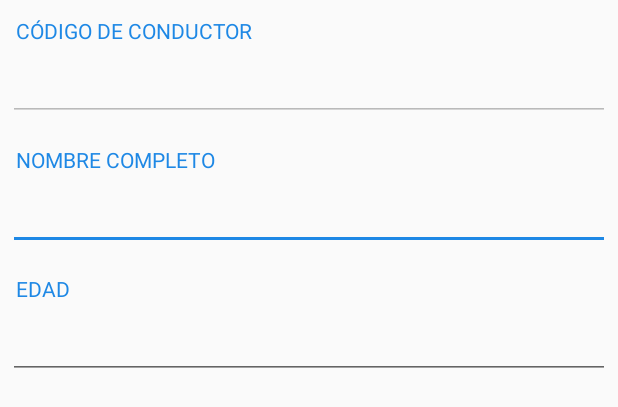
After one commit to yadderace/AndroidArduinoBluetooth, an Android app: the layout dialog_create_driver.xml on its own in the app's theme, with its tools: preview values and no code run, on a phone screen of 412 x 824 dp. The commit adds this screen. Shown: the top 407 px of the screen. Run offline under Robolectric (Android 15) with nearby library versions, the phone set to English and light mode, and no system bars.

Commit message:
Se pueden crear mas conductores

```diff
--- a/app/src/main/res/layout/activity_home.xml
+++ b/app/src/main/res/layout/activity_home.xml
@@ -24,7 +24,7 @@
     <include layout="@layout/content_home" />
 
     <android.support.design.widget.FloatingActionButton
-        android:id="@+id/fab"
+        android:id="@+id/floatingbutton_new_driver"
         android:layout_width="wrap_content"
         android:layout_height="wrap_content"
         android:layout_gravity="bottom|end"
--- /dev/null
+++ b/app/src/main/res/layout/dialog_create_driver.xml
@@ -0,0 +1,82 @@
+<?xml version="1.0" encoding="utf-8"?>
+<LinearLayout xmlns:android="http://schemas.android.com/apk/res/android"
+    android:orientation="vertical" android:layout_width="match_parent"
+    android:layout_height="match_parent">
+
+    <LinearLayout
+        android:layout_width="match_parent"
+        android:layout_height="wrap_content"
+        android:orientation="vertical">
+
+        <LinearLayout
+            android:layout_width="match_parent"
+            android:layout_height="wrap_content"
+            android:padding="5dp"
+            android:orientation="vertical">
+
+            <TextView
+                android:layout_width="match_parent"
+                android:layout_height="wrap_content"
+                android:textAllCaps="true"
+                android:layout_margin="5dp"
+                android:text="@string/textview_driver_code"
+                android:textColor="@color/materialBlue"/>
+
+            <EditText
+                android:id="@+id/edittext_driver_id"
+                android:layout_width="match_parent"
+                android:layout_height="wrap_content"
+                android:textColorHighlight="@color/materialBlue"
+                android:enabled="false"/>
+
+        </LinearLayout>
+
+
+        <LinearLayout
+            android:layout_width="match_parent"
+            android:layout_height="wrap_content"
+            android:padding="5dp"
+            android:orientation="vertical">
+
+            <TextView
+                android:layout_width="match_parent"
+                android:layout_height="wrap_content"
+                android:textAllCaps="true"
+                android:layout_margin="5dp"
+                android:text="@string/textview_driver_full_name"
+                android:textColor="@color/materialBlue"/>
+
+            <EditText
+                android:id="@+id/edittext_driver_fullname"
+                android:layout_width="match_parent"
+                android:layout_height="wrap_content"
+                android:textColorHighlight="@color/materialBlue"/>
+
+        </LinearLayout>
+
+        <LinearLayout
+            android:layout_width="match_parent"
+            android:layout_height="wrap_content"
+            android:padding="5dp"
+            android:orientation="vertical">
+
+            <TextView
+                android:layout_width="match_parent"
+                android:layout_height="wrap_content"
+                android:textAllCaps="true"
+                android:layout_margin="5dp"
+                android:text="@string/textview_driver_age"
+                android:textColor="@color/materialBlue"/>
+
+            <EditText
+                android:id="@+id/edittext_driver_age"
+                android:layout_width="match_parent"
+                android:layout_height="wrap_content"
+                android:textColorHighlight="@color/materialBlue"
+                android:inputType="number"/>
+
+        </LinearLayout>
+
+
+    </LinearLayout>
+</LinearLayout>
--- a/app/src/main/res/values/strings.xml
+++ b/app/src/main/res/values/strings.xml
@@ -13,6 +13,7 @@
 
     <!--Textview -->
     <string name="textview_driver_code">Código de conductor</string>
+    <string name="textview_driver_full_name">Nombre completo</string>
     <string name="textview_week_number">Semana</string>
     <string name="textview_driver_name">Nombre</string>
     <string name="textview_driver_age">Edad</string>
@@ -21,4 +22,5 @@
 
     <!--Dialog Titles -->
     <string name="title_select_driver">Datos de conductor</string>
+    <string name="title_create_driver">Nuevo Conductor</string>
 </resources>
```
Also changed, not shown: app/src/main/java/com/example/yadder/arqui2car/Activities/HomeActivity.java (+25 -7 lines), app/src/main/java/com/example/yadder/arqui2car/Dialogs/CreateDriverDialog.java (added, +95 -0 lines), app/src/main/java/com/example/yadder/arqui2car/Interfaces/CreateDriverDialogListener.java (added, +10 -0 lines), app/src/main/java/com/example/yadder/arqui2car/Models/Sequence.java (added, +36 -0 lines), app/src/main/java/com/example/yadder/arqui2car/Utilities/RealmOperations.java (+59 -0 lines).
